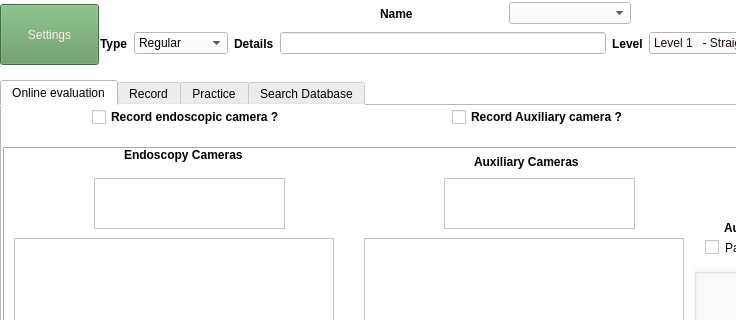
Above: settings_main.ui from vinkle/NET before the change; both pictures show x 0 to 736 and y 0 to 320 of the 984 by 644 pixel window. Below: the same form after it.
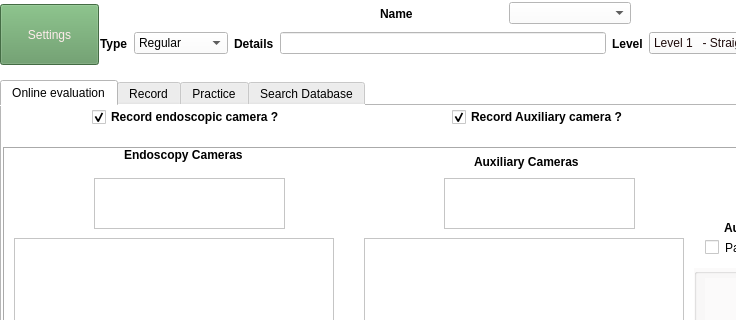
That is the form after the change. Icons and pictures are not drawn. Custom widgets are drawn as their Qt base class.

```diff
--- a/settings_main.ui
+++ b/settings_main.ui
@@ -1140,7 +1140,7 @@
       <string>Record endoscopic camera ?</string>
      </property>
      <property name="checked">
-      <bool>false</bool>
+      <bool>true</bool>
      </property>
     </widget>
     <widget class="QCheckBox" name="checkBoxRecordAux">
@@ -1167,6 +1167,9 @@
      <property name="text">
       <string>Record Auxiliary camera ?</string>
      </property>
+     <property name="checked">
+      <bool>true</bool>
+     </property>
     </widget>
    </widget>
    <widget class="QWidget" name="tab">
```
